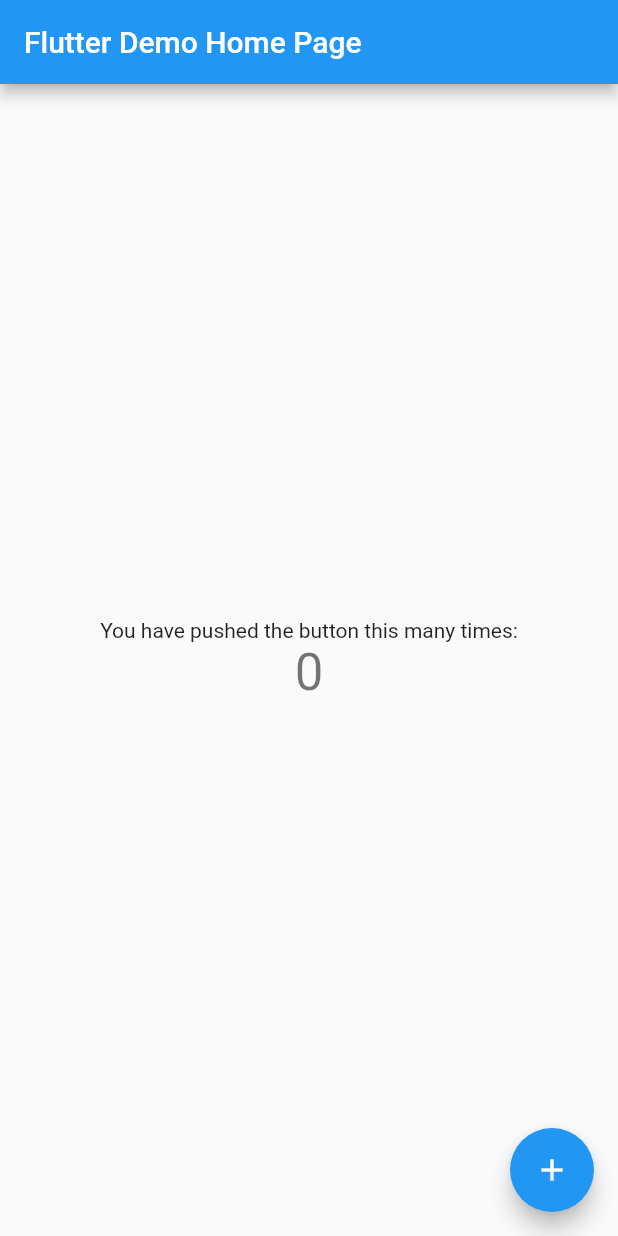
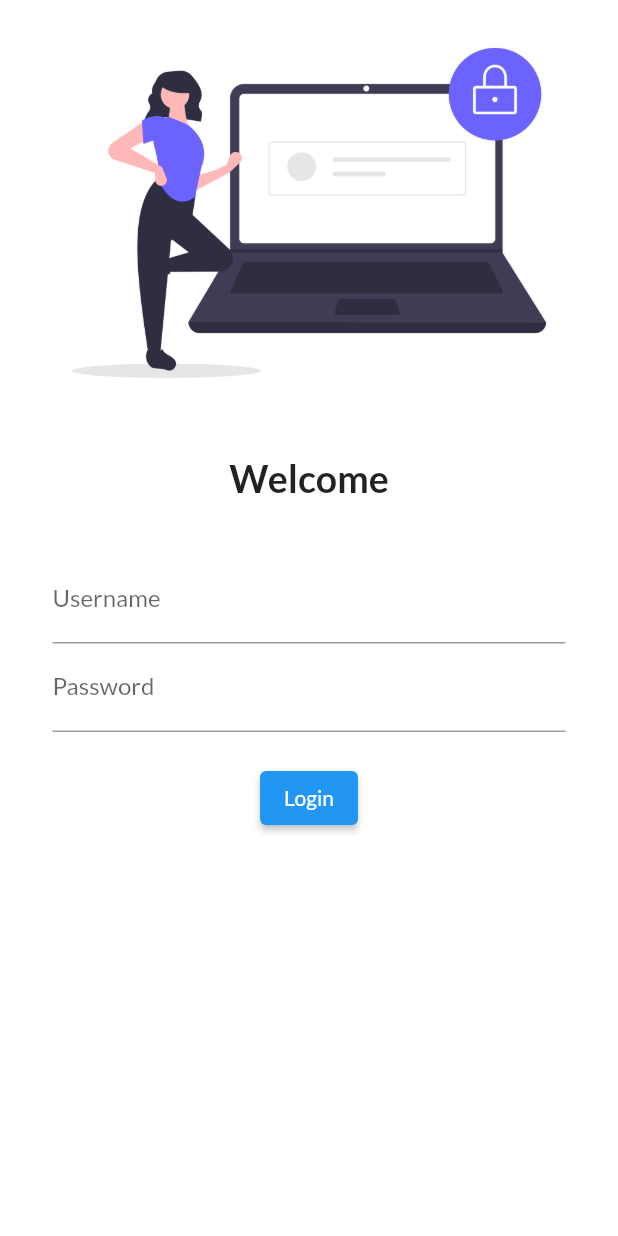
Before and after one commit to piyushkumarprusty/shopping, a Flutter app: the screen it shows after launch, on a phone screen of 412 x 824 dp. Run offline on Flutter 3.47's test engine with Material 2 defaults, Android fonts, the phone set to English and light mode, and no system bars; our stand-ins replace google_fonts.

Commit message:
loginpage

```diff
--- a/lib/main.dart
+++ b/lib/main.dart
@@ -1,113 +1,32 @@
+import 'dart:developer';
+import 'package:google_fonts/google_fonts.dart';
+import 'package:flutter/cupertino.dart';
 import 'package:flutter/material.dart';
+import 'package:shopping_app/pages/home_page.dart';
+import 'package:shopping_app/pages/login_page.dart';
 
 void main() {
   runApp(MyApp());
 }
 
 class MyApp extends StatelessWidget {
-  // This widget is the root of your application.
   @override
   Widget build(BuildContext context) {
     return MaterialApp(
-      title: 'Flutter Demo',
       theme: ThemeData(
-        // This is the theme of your application.
-        //
-        // Try running your application with "flutter run". You'll see the
-        // application has a blue toolbar. Then, without quitting the app, try
-        // changing the primarySwatch below to Colors.green and then invoke
-        // "hot reload" (press "r" in the console where you ran "flutter run",
-        // or simply save your changes to "hot reload" in a Flutter IDE).
-        // Notice that the counter didn't reset back to zero; the application
-        // is not restarted.
-        primarySwatch: Colors.blue,
+        fontFamily: GoogleFonts.lato().fontFamily,
       ),
-      home: MyHomePage(title: 'Flutter Demo Home Page'),
+      routes: {
+        "/": (context) => LoginPage(), //by default
+        "/login": (context) => LoginPage(),
+      },
     );
   }
 }
 
-class MyHomePage extends StatefulWidget {
-  MyHomePage({Key? key, required this.title}) : super(key: key);
 
-  // This widget is the home page of your application. It is stateful, meaning
-  // that it has a State object (defined below) that contains fields that affect
-  // how it looks.
-
-  // This class is the configuration for the state. It holds the values (in this
-  // case the title) provided by the parent (in this case the App widget) and
-  // used by the build method of the State. Fields in a Widget subclass are
-  // always marked "final".
-
-  final String title;
-
-  @override
-  _MyHomePageState createState() => _MyHomePageState();
-}
-
-class _MyHomePageState extends State<MyHomePage> {
-  int _counter = 0;
-
-  void _incrementCounter() {
-    setState(() {
-      // This call to setState tells the Flutter framework that something has
-      // changed in this State, which causes it to rerun the build method below
-      // so that the display can reflect the updated values. If we changed
-      // _counter without calling setState(), then the build method would not be
-      // called again, and so nothing would appear to happen.
-      _counter++;
-    });
-  }
-
-  @override
-  Widget build(BuildContext context) {
-    // This method is rerun every time setState is called, for instance as done
-    // by the _incrementCounter method above.
-    //
-    // The Flutter framework has been optimized to make rerunning build methods
-    // fast, so that you can just rebuild anything that needs updating rather
-    // than having to individually change instances of widgets.
-    return Scaffold(
-      appBar: AppBar(
-        // Here we take the value from the MyHomePage object that was created by
-        // the App.build method, and use it to set our appbar title.
-        title: Text(widget.title),
-      ),
-      body: Center(
-        // Center is a layout widget. It takes a single child and positions it
-        // in the middle of the parent.
-        child: Column(
-          // Column is also a layout widget. It takes a list of children and
-          // arranges them vertically. By default, it sizes itself to fit its
-          // children horizontally, and tries to be as tall as its parent.
-          //
-          // Invoke "debug painting" (press "p" in the console, choose the
-          // "Toggle Debug Paint" action from the Flutter Inspector in Android
-          // Studio, or the "Toggle Debug Paint" command in Visual Studio Code)
-          // to see the wireframe for each widget.
-          //
-          // Column has various properties to control how it sizes itself and
-          // how it positions its children. Here we use mainAxisAlignment to
-          // center the children vertically; the main axis here is the vertical
-          // axis because Columns are vertical (the cross axis would be
-          // horizontal).
-          mainAxisAlignment: MainAxisAlignment.center,
-          children: <Widget>[
-            Text(
-              'You have pushed the button this many times:',
-            ),
-            Text(
-              '$_counter',
-              style: Theme.of(context).textTheme.headline4,
-            ),
-          ],
-        ),
-      ),
-      floatingActionButton: FloatingActionButton(
-        onPressed: _incrementCounter,
-        tooltip: 'Increment',
-        child: Icon(Icons.add),
-      ), // This trailing comma makes auto-formatting nicer for build methods.
-    );
-  }
-}
+/*
+above routes
+   //home: HomePage(),
+      //initialRoute: "/",
+ */
--- /dev/null
+++ b/lib/pages/home_page.dart
@@ -0,0 +1,18 @@
+import 'package:flutter/material.dart';
+
+class HomePage extends StatelessWidget {
+  @override
+  Widget build(BuildContext context) {
+    return Scaffold(
+      appBar: AppBar(
+        title: Text("catalog"),
+      ),
+      body: Center(
+        child: Container(
+          child: Text('welcome'),
+        ),
+      ),
+      drawer: Drawer(),
+    );
+  }
+}
--- /dev/null
+++ b/lib/pages/login_page.dart
@@ -0,0 +1,78 @@
+import 'package:flutter/material.dart';
+
+class LoginPage extends StatelessWidget {
+  @override
+  Widget build(BuildContext context) {
+    return Material(
+        color: Colors.white,
+        child: Column(
+          children: [
+            Image.asset(
+              "images/login.png",
+              fit: BoxFit.cover,
+            ),
+            SizedBox(
+              height: 20.0,
+            ),
+            Text(
+              "Welcome",
+              style: TextStyle(
+                fontSize: 25.0,
+                fontWeight: FontWeight.bold,
+              ),
+            ),
+            SizedBox(
+              height: 20.0,
+            ),
+            Padding(
+              padding:
+                  const EdgeInsets.symmetric(vertical: 16.0, horizontal: 35.0),
+              child: Column(
+                children: [
+                  TextFormField(
+                    decoration: InputDecoration(
+                      hintText: "Enter passord ",
+                      labelText: "Username",
+                    ),
+                  ),
+                  TextFormField(
+                    obscureText: true,
+                    decoration: InputDecoration(
+                      hintText: "Enter passord ",
+                      labelText: "Password",
+                    ),
+                  ),
+                  SizedBox(
+                    height: 20.0,
+                  ),
+                  ElevatedButton(
+                    child: Text("Login"),
+                    style: TextButton.styleFrom(),
+                    onPressed: () {},
+                  ),
+                ],
+              ),
+            ),
+          ],
+        ));
+  }
+
+  onPressed() {}
+}
+
+
+
+
+/*
+Center(
+        child: Text(
+          'Login Page',
+          style: TextStyle(
+            fontSize: 40.0,
+            color: Colors.teal,
+            fontWeight: FontWeight.bold,
+          ),
+          //textScaleFactor: 2.0,
+        ),
+      ),
+ */
--- a/pubspec.yaml
+++ b/pubspec.yaml
@@ -28,6 +28,7 @@ dependencies:
   # The following adds the Cupertino Icons font to your application.
   # Use with the CupertinoIcons class for iOS style icons.
   cupertino_icons: ^1.0.2
+  google_fonts: ^2.1.0
 
 dev_dependencies:
   flutter_test:
@@ -45,8 +46,8 @@ flutter:
   uses-material-design: true
 
   # To add assets to your application, add an assets section, like this:
-  # assets:
-  #   - images/a_dot_burr.jpeg
+  assets:
+    - images/
   #   - images/a_dot_ham.jpeg
 
   # An image asset can refer to one or more resolution-specific "variants", see
```
Also changed, not shown: images/login.png (added), lib/home_page.dart (deleted), pubspec.lock.
